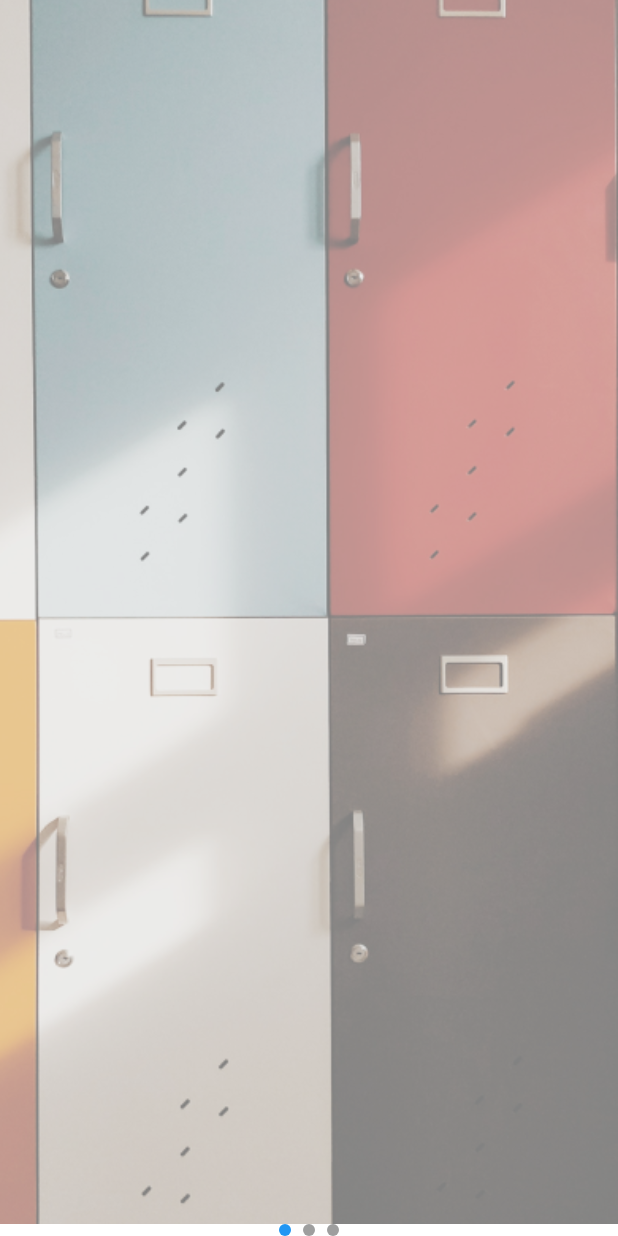
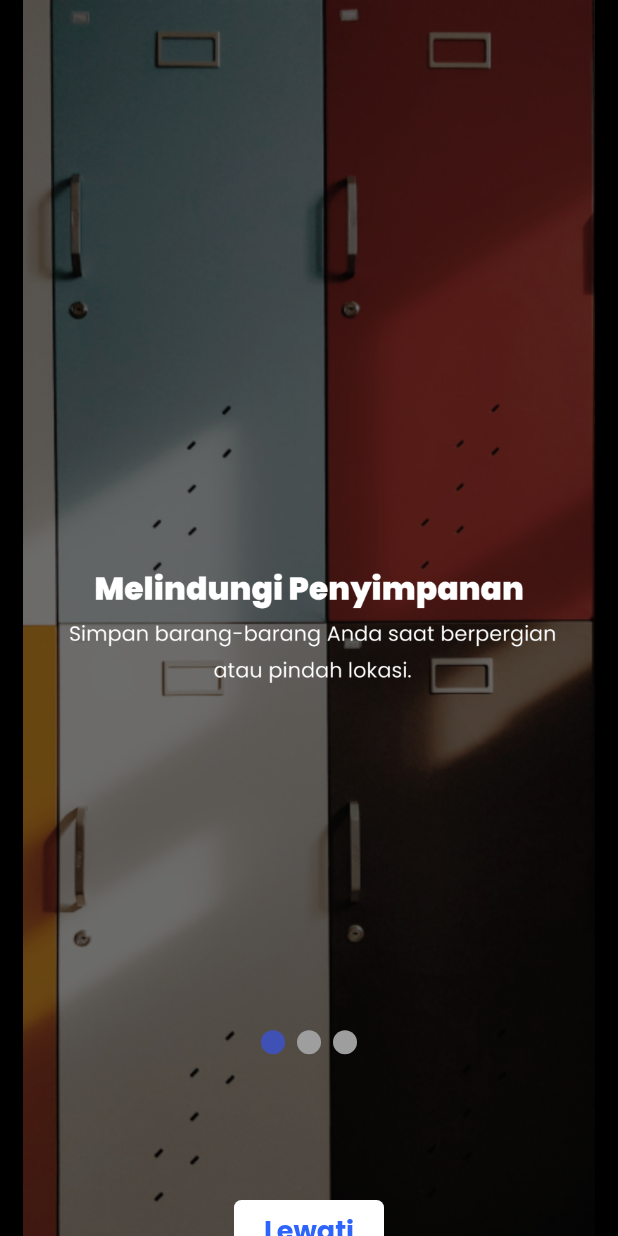
Before and after one commit to Project-Capstone-Group-16/Flutter_Kelompok-16, a Flutter app: the screen it shows after launch, on a phone screen of 412 x 824 dp. Run offline on Flutter 3.47's test engine with Material 2 defaults, Android fonts, the light colour scheme and no system bars; drawn by our look-alikes of carousel_slider, smooth_page_indicator; our stand-ins replace pinput.

Commit message:
Finish Landing Page
Berhasil menambahkan landing page. Untuk gambar-gambar di design menggunakan CorelDraw.

```diff
--- a/capstone/lib/landing_page.dart
+++ b/capstone/lib/landing_page.dart
@@ -1,76 +1,108 @@
 import 'package:capstone/components/color_path.dart';
 import 'package:flutter/material.dart';
-import 'package:carousel_slider/carousel_slider.dart';
+import 'package:smooth_page_indicator/smooth_page_indicator.dart';
+import 'view/intro_screen1.dart';
+import 'view/intro_screen2.dart';
+import 'view/intro_screen3.dart';
 
 class LandingPage extends StatefulWidget {
-  const LandingPage({super.key});
-
+  LandingPage({super.key});
   @override
   State<LandingPage> createState() => _LandingPageState();
 }
 
 class _LandingPageState extends State<LandingPage> {
-  final List<String> imgList = [
-    'assets/images/landingpage1.png',
-    'assets/images/landingpage2.png',
-    'assets/images/landingpage3.png',
-  ];
 
-  final CarouselController _controller = CarouselController();
+  PageController _controller= PageController();
 
-  int _currentSlide = 0;
+  bool onLastPage=false;
 
   @override
   Widget build(BuildContext context) {
-    final double height = MediaQuery.of(context).size.height;
-    return Column(
+    return Scaffold(
+      body: Stack(
         children: [
-        Expanded(
-          child: CarouselSlider(
-            options: CarouselOptions(
-              height: height,
-              viewportFraction: 1.0,
-              enlargeCenterPage: false,
-              autoPlay: true,
-              onPageChanged: (index, _) {
+          PageView(
+            controller: _controller,
+            onPageChanged: (index){
               setState(() {
-                  _currentSlide = index;
+                onLastPage=(index==2);
               });
             },
+            children:const [
+              IntroPage1(),
+              IntroPage2(),
+              IntroPage3(),
+            ],
           ),
-            carouselController: _controller,
-            items: imgList.map((item) {
-              return Builder(
-                builder: (BuildContext context) {
-                  return Container(
-                    width: MediaQuery.of(context).size.width,
-                    child: Image.asset(
-                      item,
-                      fit: BoxFit.cover,
-                      height: height,
+
+          Container(
+            alignment: Alignment(0, 0.70),
+              // mainAxisAlignment: MainAxisAlignment.end,
+              child: SmoothPageIndicator(controller: _controller, count: 3),
             ),
-                  );
+
+          Container(
+            alignment: Alignment(0, 0.8),
+            child: Padding(
+              padding: const EdgeInsets.only(top: 800),
+              child: Column(
+                children: [
+                  onLastPage?
+                  GestureDetector(
+                            onTap: (){
+
                             },
-              );
-            }).toList(),
+                            child: Container(
+                              width: 100,
+                              height: 40,
+                              decoration: BoxDecoration(
+                                borderRadius: BorderRadius.circular(5.0),
+                                color: Colors.white,
+                              ),
+                              child: const Center(
+                                child: Text(
+                                  'Mulai',
+                                  style: TextStyle(
+                                    fontSize: 18,
+                                    color: ColorPath.background,
+                                    fontWeight: FontWeight.bold,
                                   ),
                                   ),
-        Row(
-          mainAxisAlignment: MainAxisAlignment.center,
-          children: imgList.map((item) {
-            int index = imgList.indexOf(item);
-            return Container(
-              width: 8.0,
-              height: 8.0,
-              margin: EdgeInsets.symmetric(horizontal: 4.0),
+                              ),
+                            )
+                            ):
+                  GestureDetector(
+                            onTap: (){
+                               _controller.nextPage(duration: Duration(milliseconds: 500), curve: Curves.easeIn);
+                            },
+                            child: Container(
+                              width: 100,
+                              height: 40,
                               decoration: BoxDecoration(
-                shape: BoxShape.circle,
-                color: _currentSlide == index ? Colors.blue : Colors.grey,
+                                borderRadius: BorderRadius.circular(5.0),
+                                color: Colors.white,
                               ),
-            );
-          }).toList(),
+                              child: const Center(
+                                child: Text(
+                                  'Lewati',
+                                  style: TextStyle(
+                                    fontSize: 18,
+                                    color: ColorPath.background,
+                                    fontWeight: FontWeight.bold,
+                                  ),
+                                  ),
+                              ),
+                            )
                             ),
                 ],
+              ),
+            ),
+            ),
+
+
+        ],
+      ),
     );
   }
 }
--- /dev/null
+++ b/capstone/lib/view/intro_screen1.dart
@@ -0,0 +1,15 @@
+import 'package:flutter/material.dart';
+
+class IntroPage1 extends StatelessWidget {
+  const IntroPage1({super.key});
+
+  @override
+  Widget build(BuildContext context) {
+    return Container(
+      decoration: const BoxDecoration(
+      color: Colors.black,
+      image: DecorationImage(image:AssetImage('assets/images/landingpage1.png'))
+      ),
+    );
+  }
+}
--- /dev/null
+++ b/capstone/lib/view/intro_screen2.dart
@@ -0,0 +1,15 @@
+import 'package:flutter/material.dart';
+
+class IntroPage2 extends StatelessWidget {
+  const IntroPage2({super.key});
+
+  @override
+  Widget build(BuildContext context) {
+    return Container(
+      decoration: const BoxDecoration(
+      color: Colors.black,
+      image: DecorationImage(image:AssetImage('assets/images/landingpage2.png'))
+      ),
+    );
+  }
+}
--- /dev/null
+++ b/capstone/lib/view/intro_screen3.dart
@@ -0,0 +1,15 @@
+import 'package:flutter/material.dart';
+
+class IntroPage3 extends StatelessWidget {
+  const IntroPage3({super.key});
+
+  @override
+  Widget build(BuildContext context) {
+    return Container(
+      decoration: const BoxDecoration(
+      color: Colors.black,
+      image: DecorationImage(image:AssetImage('assets/images/landingpage3.png'))
+      ),
+    );
+  }
+}
```
Also changed, not shown: capstone/pubspec.yaml (+5 -16 lines), capstone/assets/images/landingpage1.png, capstone/assets/images/landingpage2.png, capstone/assets/images/landingpage3.png, capstone/pubspec.lock. Lines whose indentation alone changed are shown as unchanged.
